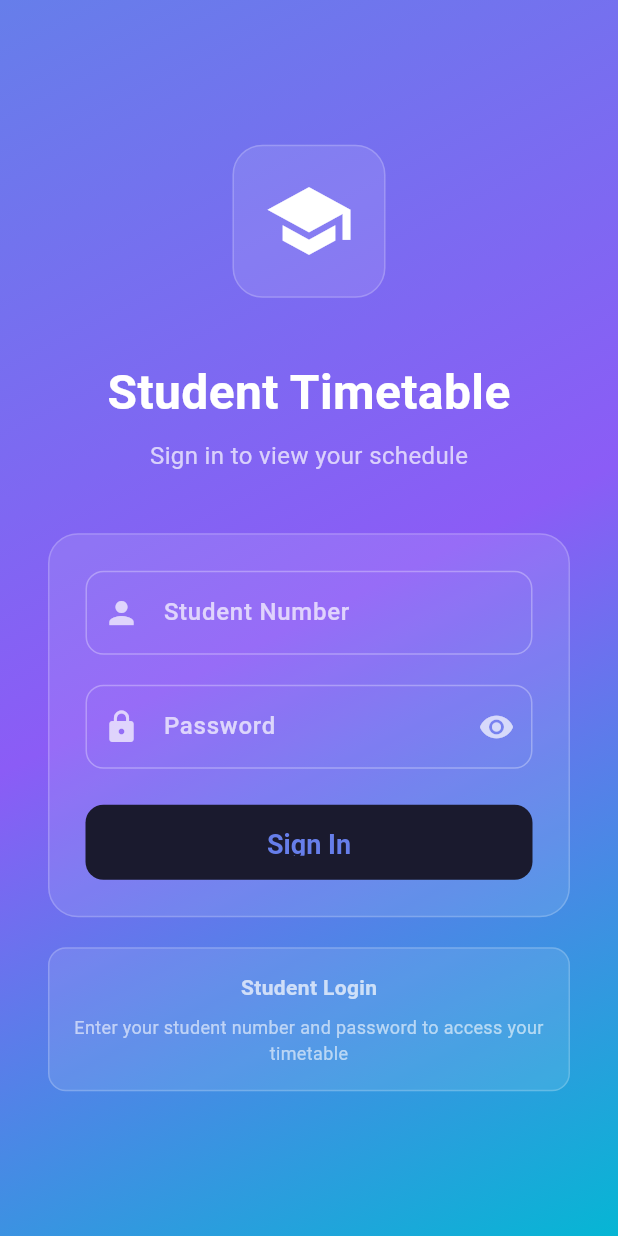
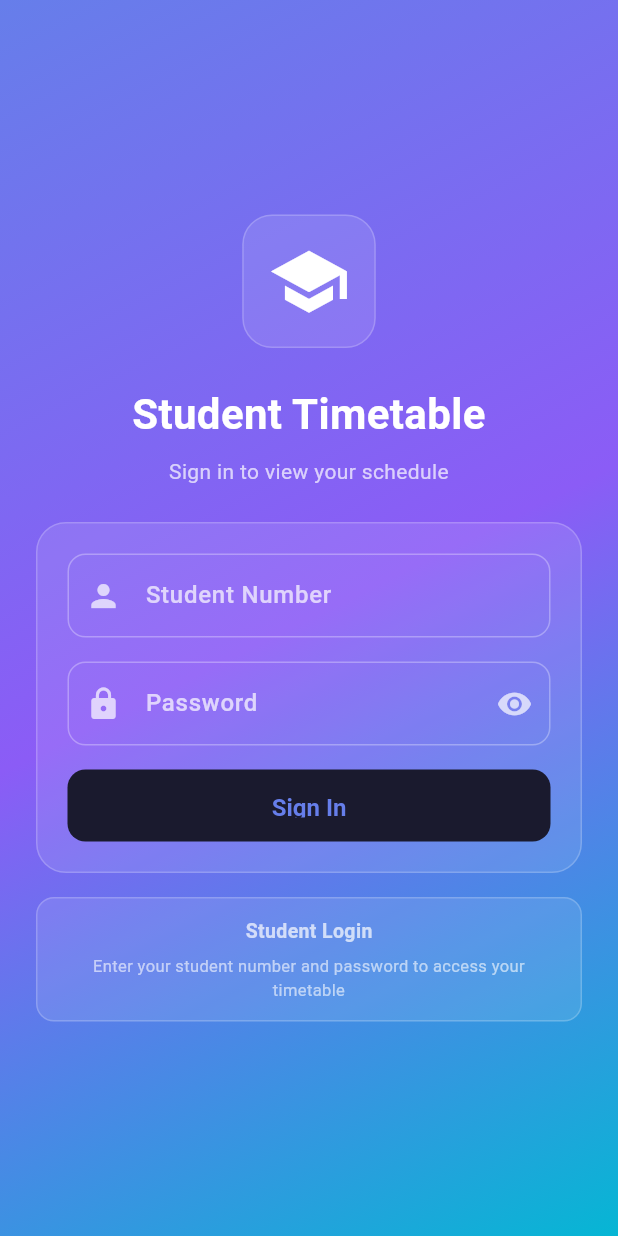
Before and after one commit to ReginalThembaubisi/smart-timetable-system, a Flutter app: the screen it shows after launch, on a phone screen of 412 x 824 dp. Run offline on Flutter 3.47's test engine with Material 3 defaults, Android fonts, the phone set to English and light mode, and no system bars; our stand-ins replace flutter_local_notifications, share_plus, shared_preferences, shimmer, timezone.

Commit message:
Make Flutter app mobile-friendly with responsive design

```diff
--- a/smart_timetable_application/lib/main.dart
+++ b/smart_timetable_application/lib/main.dart
@@ -27,6 +27,18 @@ class StudentTimetableApp extends StatelessWidget {
       theme: AppTheme.lightTheme,
       darkTheme: AppTheme.darkTheme,
       themeMode: ThemeMode.system, // Automatically follow system theme
+      builder: (context, child) {
+        return MediaQuery(
+          // Ensure text scales properly on mobile
+          data: MediaQuery.of(context).copyWith(
+            textScaler: MediaQuery.of(context).textScaler.clamp(
+              minScaleFactor: 0.8,
+              maxScaleFactor: 1.2,
+            ),
+          ),
+          child: child!,
+        );
+      },
       home: const LoginScreen(),
     );
   }
@@ -172,6 +184,19 @@ class _LoginScreenState extends State<LoginScreen> {
 
   @override
   Widget build(BuildContext context) {
+    final screenWidth = MediaQuery.of(context).size.width;
+    final screenHeight = MediaQuery.of(context).size.height;
+    final isMobile = screenWidth < 600;
+    final isSmallMobile = screenWidth < 400;
+
+    // Responsive values
+    final horizontalPadding = isMobile ? (isSmallMobile ? 20.0 : 24.0) : 32.0;
+    final iconSize = isMobile ? (isSmallMobile ? 50.0 : 55.0) : 60.0;
+    final titleFontSize = isMobile ? (isSmallMobile ? 24.0 : 28.0) : 32.0;
+    final subtitleFontSize = isMobile ? 14.0 : 16.0;
+    final spacing = isMobile ? 24.0 : 40.0;
+    final smallSpacing = isMobile ? 16.0 : 24.0;
+
     return Scaffold(
       body: Container(
         decoration: BoxDecoration(
@@ -188,13 +213,18 @@ class _LoginScreenState extends State<LoginScreen> {
         child: SafeArea(
           child: Center(
             child: SingleChildScrollView(
-              padding: const EdgeInsets.symmetric(horizontal: 32),
+              padding: EdgeInsets.symmetric(horizontal: horizontalPadding, vertical: 16),
+              child: ConstrainedBox(
+                constraints: BoxConstraints(
+                  maxWidth: 500,
+                  minHeight: screenHeight * 0.8,
+                ),
                 child: Column(
                   mainAxisAlignment: MainAxisAlignment.center,
                   children: [
                     // Logo/Title
                     Container(
-                    padding: const EdgeInsets.all(20),
+                      padding: EdgeInsets.all(isMobile ? 16 : 20),
                       decoration: BoxDecoration(
                         color: Colors.white.withValues(alpha: 0.1),
                         borderRadius: BorderRadius.circular(20),
@@ -203,40 +233,42 @@ class _LoginScreenState extends State<LoginScreen> {
                           width: 1,
                         ),
                       ),
-                    child: const Icon(
+                      child: Icon(
                         Icons.school,
-                      size: 60,
+                        size: iconSize,
                         color: Colors.white,
                       ),
                     ),
 
-                  const SizedBox(height: 40),
+                    SizedBox(height: spacing),
 
                     // Title
-                  const Text(
+                    Text(
                       'Student Timetable',
                       style: TextStyle(
-                      fontSize: 32,
+                        fontSize: titleFontSize,
                         fontWeight: FontWeight.bold,
                         color: Colors.white,
                       ),
+                      textAlign: TextAlign.center,
                     ),
 
-                  const SizedBox(height: 8),
+                    SizedBox(height: 8),
 
-                  const Text(
+                    Text(
                       'Sign in to view your schedule',
                       style: TextStyle(
-                      fontSize: 16,
+                        fontSize: subtitleFontSize,
                         color: Colors.white70,
                       ),
+                      textAlign: TextAlign.center,
                     ),
 
-                  const SizedBox(height: 40),
+                    SizedBox(height: spacing),
 
                     // Login Form
                     Container(
-                    padding: const EdgeInsets.all(24),
+                      padding: EdgeInsets.all(isMobile ? 20 : 24),
                       decoration: BoxDecoration(
                         color: Colors.white.withValues(alpha: 0.1),
                         borderRadius: BorderRadius.circular(20),
@@ -252,6 +284,8 @@ class _LoginScreenState extends State<LoginScreen> {
                             // Student Number
                             TextFormField(
                               controller: _studentNumberController,
+                              keyboardType: TextInputType.text,
+                              textInputAction: TextInputAction.next,
                               decoration: InputDecoration(
                                 labelText: 'Student Number',
                                 labelStyle: const TextStyle(color: Colors.white70),
@@ -268,8 +302,15 @@ class _LoginScreenState extends State<LoginScreen> {
                                   borderRadius: BorderRadius.circular(12),
                                   borderSide: const BorderSide(color: Colors.white),
                                 ),
+                                contentPadding: EdgeInsets.symmetric(
+                                  horizontal: 16,
+                                  vertical: isMobile ? 16 : 20,
                                 ),
-                            style: const TextStyle(color: Colors.white),
+                              ),
+                              style: TextStyle(
+                                color: Colors.white,
+                                fontSize: isMobile ? 16 : 18,
+                              ),
                               validator: (value) {
                                 if (value == null || value.trim().isEmpty) {
                                   return 'Please enter your student number';
@@ -278,12 +319,15 @@ class _LoginScreenState extends State<LoginScreen> {
                               },
                             ),
 
-                          const SizedBox(height: 20),
+                            SizedBox(height: isMobile ? 16 : 20),
 
                             // Password
                             TextFormField(
                               controller: _passwordController,
                               obscureText: _obscurePassword,
+                              keyboardType: TextInputType.visiblePassword,
+                              textInputAction: TextInputAction.done,
+                              onFieldSubmitted: (_) => _login(),
                               decoration: InputDecoration(
                                 labelText: 'Password',
                                 labelStyle: const TextStyle(color: Colors.white70),
@@ -311,8 +355,15 @@ class _LoginScreenState extends State<LoginScreen> {
                                   borderRadius: BorderRadius.circular(12),
                                   borderSide: const BorderSide(color: Colors.white),
                                 ),
+                                contentPadding: EdgeInsets.symmetric(
+                                  horizontal: 16,
+                                  vertical: isMobile ? 16 : 20,
                                 ),
-                            style: const TextStyle(color: Colors.white),
+                              ),
+                              style: TextStyle(
+                                color: Colors.white,
+                                fontSize: isMobile ? 16 : 18,
+                              ),
                               validator: (value) {
                                 if (value == null || value.trim().isEmpty) {
                                   return 'Please enter your password';
@@ -322,9 +373,9 @@ class _LoginScreenState extends State<LoginScreen> {
                             ),
 
                             if (_errorMessage != null) ...[
-                            const SizedBox(height: 16),
+                              SizedBox(height: isMobile ? 12 : 16),
                               Container(
-                              padding: const EdgeInsets.all(12),
+                                padding: EdgeInsets.all(isMobile ? 10 : 12),
                                 decoration: BoxDecoration(
                                   color: Colors.red.withValues(alpha: 0.2),
                                   borderRadius: BorderRadius.circular(8),
@@ -332,18 +383,21 @@ class _LoginScreenState extends State<LoginScreen> {
                                 ),
                                 child: Text(
                                   _errorMessage!,
-                                style: const TextStyle(color: Colors.red),
+                                  style: TextStyle(
+                                    color: Colors.red,
+                                    fontSize: isMobile ? 13 : 14,
+                                  ),
                                   textAlign: TextAlign.center,
                                 ),
                               ),
                             ],
 
-                          const SizedBox(height: 24),
+                            SizedBox(height: smallSpacing),
 
                             // Login Button
                             SizedBox(
                               width: double.infinity,
-                            height: 50,
+                              height: isMobile ? 48 : 50,
                               child: ElevatedButton(
                                 onPressed: _isLoading ? null : _login,
                                 style: ElevatedButton.styleFrom(
@@ -354,11 +408,15 @@ class _LoginScreenState extends State<LoginScreen> {
                                   ),
                                 ),
                                 child: _isLoading
-                                  ? const CircularProgressIndicator()
-                                  : const Text(
+                                    ? SizedBox(
+                                        height: isMobile ? 20 : 24,
+                                        width: isMobile ? 20 : 24,
+                                        child: const CircularProgressIndicator(strokeWidth: 2),
+                                      )
+                                    : Text(
                                         'Sign In',
                                         style: TextStyle(
-                                        fontSize: 18,
+                                          fontSize: isMobile ? 16 : 18,
                                           fontWeight: FontWeight.bold,
                                         ),
                                       ),
@@ -369,11 +427,11 @@ class _LoginScreenState extends State<LoginScreen> {
                       ),
                     ),
 
-                  const SizedBox(height: 20),
+                    SizedBox(height: isMobile ? 16 : 20),
 
                     // Help Text
                     Container(
-                    padding: const EdgeInsets.all(16),
+                      padding: EdgeInsets.all(isMobile ? 12 : 16),
                       decoration: BoxDecoration(
                         color: Colors.white.withValues(alpha: 0.1),
                         borderRadius: BorderRadius.circular(12),
@@ -382,22 +440,22 @@ class _LoginScreenState extends State<LoginScreen> {
                           width: 1,
                         ),
                       ),
-                    child: const Column(
+                      child: Column(
                         children: [
                           Text(
                             'Student Login',
                             style: TextStyle(
                               color: Colors.white70,
-                            fontSize: 14,
+                              fontSize: isMobile ? 13 : 14,
                               fontWeight: FontWeight.bold,
                             ),
                           ),
-                        SizedBox(height: 8),
+                          SizedBox(height: isMobile ? 6 : 8),
                           Text(
                             'Enter your student number and password to access your timetable',
                             style: TextStyle(
                               color: Colors.white60,
-                            fontSize: 12,
+                              fontSize: isMobile ? 11 : 12,
                             ),
                             textAlign: TextAlign.center,
                           ),
@@ -411,6 +469,7 @@ class _LoginScreenState extends State<LoginScreen> {
             ),
           ),
         ),
+      ),
     );
   }
 }
```
Also changed, not shown: 1 other file. Lines whose indentation alone changed are shown as unchanged.
